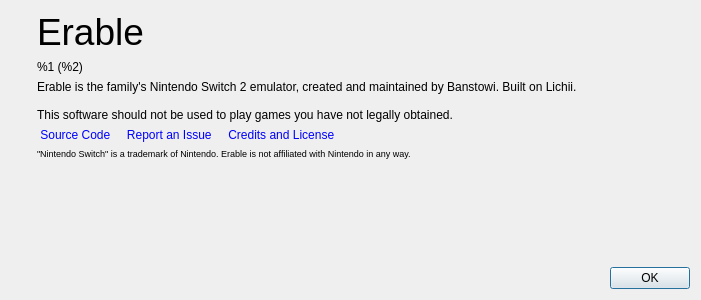
The window that src/erable/aboutdialog.ui (Banstowi/-glantine--emu-Switch2) describes before a commit, drawn with Qt 5.
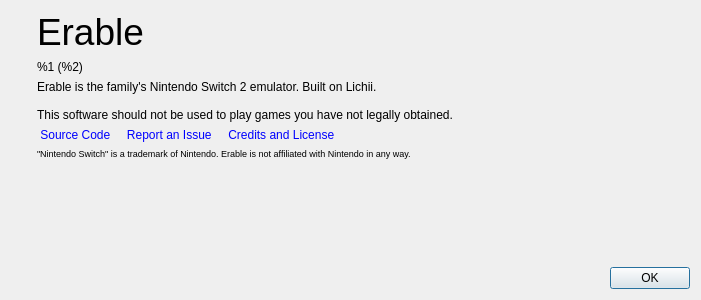
The same window after the commit. Icons and pictures are not drawn.

Diff of the .ui file:
```diff
--- a/src/erable/aboutdialog.ui
+++ b/src/erable/aboutdialog.ui
@@ -95,7 +95,7 @@
           </sizepolicy>
          </property>
          <property name="text">
-          <string>Erable is the family's Nintendo Switch 2 emulator, created and maintained by Banstowi. Built on Lichii.
+          <string>Erable is the family's Nintendo Switch 2 emulator. Built on Lichii.
 
 This software should not be used to play games you have not legally obtained.</string>
          </property>
```
Left out of the diff: 2 changed lines with no effect on the pictures.
